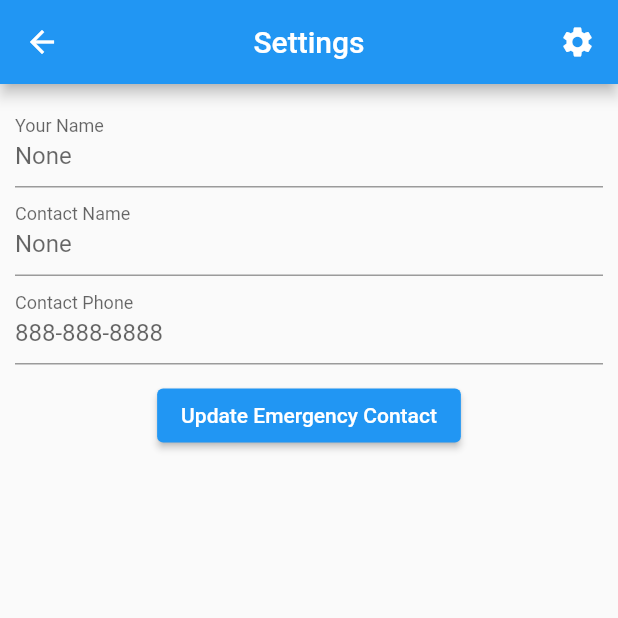
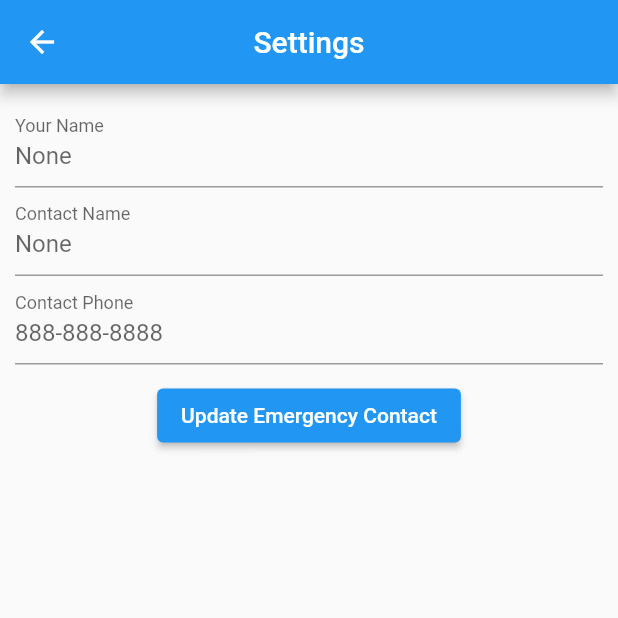
Before and after one commit to christiandaga/cmpe195group20, a Flutter app: the screen it shows after launch, after a tap on the "settings" icon, on a phone screen of 412 x 824 dp, the top half of it. Run offline on Flutter 3.47's test engine with Material 2 defaults, Android fonts, the phone set to English and light mode, and no system bars; our stand-ins replace cloud_firestore, firebase_core, geocoding, geolocator, get, google_maps_flutter and 3 more; missing offline and left inert: flutter_polyline_points, google_directions_api; accounts and stored records are empty; network calls fail.

```diff
--- a/frontend/lib/models/trip.dart
+++ b/frontend/lib/models/trip.dart
@@ -10,9 +10,10 @@ class Trip {
   static const inProgress = 1;
   static const completed = 2;
   static const canceled = 3;
+  static const alarm = 4;
 
   late final Timestamp? eta;
-  late final Map<String, GeoPoint>? route;
+  late final Map<String, dynamic>? route;
   late final Map<String, String>? contact;
   late final GeoPoint? lastLocation;
 
@@ -25,7 +26,8 @@ class Trip {
     eta = Timestamp.fromDate(DateTime.now().add(Duration(seconds: leg.duration!.value!.toInt())));
     route = {
       "start": GeoPoint(leg.startLocation!.latitude, leg.startLocation!.longitude),
-      "destination": GeoPoint(leg.endLocation!.latitude, leg.endLocation!.longitude)
+      "destination": GeoPoint(leg.endLocation!.latitude, leg.endLocation!.longitude),
+      "address": leg.endAddress
     };
     this.contact = {
       "name": contact.name.value,
--- a/frontend/lib/screens/settings.dart
+++ b/frontend/lib/screens/settings.dart
@@ -15,6 +15,7 @@ class SettingsPageState extends State<SettingsPage> {
   Widget build(BuildContext context) {
     return const Layout(
       title: 'Settings',
+      settings: true,
       body: Padding(
         padding: EdgeInsets.all(10),
         child: ContactsForm(),
--- a/frontend/lib/utils/api.dart
+++ b/frontend/lib/utils/api.dart
@@ -10,7 +10,7 @@ class Api {
   static Future<List<LatLng>> getCrimeData() async {
     List<LatLng> locations = [];
     try {
-      DateTime date = DateTime.now().subtract(const Duration(days: 1));
+      DateTime date = DateTime.now().subtract(const Duration(days: 3));
       var url = Uri.https('data.sccgov.org', '/resource/n9u6-aijz.json', {
         r'$where': "incident_datetime>'${date.toIso8601String()}'"
       });
@@ -49,7 +49,22 @@ class Api {
       logger.e('Failed to get emergency phone data', e);
     }
 
-    logger.i(locations);
+    // logger.i(locations);
+    return locations;
+  }
+
+  static Future<List<LatLng>> getStreetLightData() async {
+    List<LatLng> locations = [];
+    try {
+      var data = await rootBundle.loadString('assets/streetLightData.json');
+      var dec = json.decode(data);
+      dec.forEach((v) =>
+        locations.add(LatLng(v['LATITUDE'], v['LONGITUDE'])));
+    } catch (e) {
+      logger.e('Failed to get street pole data', e);
+    }
+
+    // logger.i(locations);
     return locations;
   }
 }
--- a/frontend/lib/utils/contact_controller.dart
+++ b/frontend/lib/utils/contact_controller.dart
@@ -4,4 +4,8 @@ class ContactController extends GetxController {
   final name = ''.obs;
   final number = ''.obs;
   final user = ''.obs;
+
+  checkEmpty() {
+    return name.value.isEmpty || name.value.isEmail || user.value.isEmpty;
+  }
 }
--- a/frontend/lib/widgets/layout.dart
+++ b/frontend/lib/widgets/layout.dart
@@ -4,8 +4,9 @@ import 'package:get/get.dart';
 class Layout extends StatelessWidget {
   final String title;
   final Widget body;
+  final bool settings;
 
-  const Layout({super.key, this.title = 'SafeStreets', required this.body});
+  const Layout({super.key, this.title = 'SafeStreets', this.settings = false, required this.body});
 
   @override
   Widget build(BuildContext context) {
@@ -14,7 +15,7 @@ class Layout extends StatelessWidget {
         title: Text(title),
         centerTitle: true,
         actions: [
-          Padding(
+          if (!settings) Padding(
             padding: const EdgeInsets.only(right: 15),
             child: GestureDetector(
               onTap: () => Get.toNamed('/settings'),
--- a/frontend/lib/widgets/map.dart
+++ b/frontend/lib/widgets/map.dart
@@ -214,9 +214,9 @@ class MapDisplayState extends State<MapDisplay> {
 
   _fetchData() async {
     Set<Marker> newMarkers = {};
-    var data = await Api.getEmergencyPhoneData();
+    var phoneData = await Api.getEmergencyPhoneData();
     var icon = await rootBundle.load('assets/images/phone.png');
-    data.asMap().forEach((i, v) {
+    phoneData.asMap().forEach((i, v) {
       newMarkers.add(Marker(
         markerId: MarkerId(i.toString()),
         position: v,
@@ -233,6 +233,17 @@ class MapDisplayState extends State<MapDisplay> {
         radius: 75,
         fillColor: const Color.fromARGB(95, 244, 67, 54),
         strokeWidth: 1
+      ));
+    });
+
+    var lightData = await Api.getStreetLightData();
+    lightData.asMap().forEach((i, v) {
+      newCircles.add(Circle(
+        circleId: CircleId(i.toString()),
+        center: v,
+        radius: 6,
+        fillColor: const Color.fromARGB(95, 255, 232, 130),
+        strokeWidth: 0
       ));
     });
 
@@ -288,18 +299,13 @@ class MapDisplayState extends State<MapDisplay> {
     }
   }
 
-  // Method for calculating the distance between two places
   _calculateDistance() async {
     try {
       final GoogleMapController controller = await _controller.future;
-      // Retrieving placemarks from addresses
       List<Location> startPlacemark = await locationFromAddress(_startAddress);
       List<Location> destinationPlacemark =
           await locationFromAddress(_destinationAddress);
 
-      // Use the retrieved coordinates of the current position,
-      // instead of the address if the start position is user's
-      // current position, as it results in better accuracy.
       double startLatitude = _startAddress == _currentAddress
           ? _currentPosition.latitude
           : startPlacemark[0].latitude;
@@ -315,7 +321,6 @@ class MapDisplayState extends State<MapDisplay> {
       String destinationCoordinatesString =
           '($destinationLatitude, $destinationLongitude)';
 
-      // Start Location Marker
       Marker startMarker = Marker(
         markerId: MarkerId(startCoordinatesString),
         position: LatLng(startLatitude, startLongitude),
@@ -326,7 +331,6 @@ class MapDisplayState extends State<MapDisplay> {
         icon: BitmapDescriptor.defaultMarker,
       );
 
-      // Destination Location Marker
       Marker destinationMarker = Marker(
         markerId: MarkerId(destinationCoordinatesString),
         position: LatLng(destinationLatitude, destinationLongitude),
@@ -337,7 +341,6 @@ class MapDisplayState extends State<MapDisplay> {
         icon: BitmapDescriptor.defaultMarker,
       );
 
-      // Adding the markers to the list
       _destMarkers.add(startMarker);
       _destMarkers.add(destinationMarker);
 
@@ -348,8 +351,6 @@ class MapDisplayState extends State<MapDisplay> {
         'DESTINATION COORDINATES: ($destinationLatitude, $destinationLongitude)',
       );
 
-      // Calculating to check that the position relative
-      // to the frame, and pan & zoom the camera accordingly.
       double miny = (startLatitude <= destinationLatitude)
           ? startLatitude
           : destinationLatitude;
@@ -369,8 +370,6 @@ class MapDisplayState extends State<MapDisplay> {
       double northEastLatitude = maxy;
       double northEastLongitude = maxx;
 
-      // Accommodate the two locations within the
-      // camera view of the map
       controller.animateCamera(
         CameraUpdate.newLatLngBounds(
           LatLngBounds(
@@ -409,7 +408,6 @@ class MapDisplayState extends State<MapDisplay> {
     }
   }
 
-  // Create the polylines for showing the route between two places
   _createPolylines(
     double startLatitude,
     double startLongitude,
@@ -457,18 +455,21 @@ class MapDisplayState extends State<MapDisplay> {
 
   _trip() async {
     if (_leg != null) {
+      if (_contact.checkEmpty()) {
+        ScaffoldMessenger.of(context)
+          .showSnackBar(
+            const SnackBar(content: Text('Emergency contact not set'), backgroundColor: Colors.orange,)
+          );
+      } else {
         var _tmp = Trip(
           _leg!,
-        _contact
+          _contact,
         );
         await _tmp.commit();
         setState(() {
           _currentTrip = _tmp;
         });
-      // ScaffoldMessenger.of(context)
-      //   .showSnackBar(
-      //     const SnackBar(content: Text('Trip Started'))
-      //   );
+      }
     }
   }
 
@@ -482,6 +483,7 @@ class MapDisplayState extends State<MapDisplay> {
         if (_leg != null) _leg = null;
         if (_currentTrip != null) _currentTrip = null;
       });
+      _getCurrentLocation();
     }
   }
 }
--- a/frontend/pubspec.yaml
+++ b/frontend/pubspec.yaml
@@ -35,4 +35,5 @@ flutter:
   uses-material-design: true
   assets:
     - assets/sampleData.json
+    - assets/streetLightData.json
     - assets/images/
```
Lines whose indentation alone changed are shown as unchanged.
